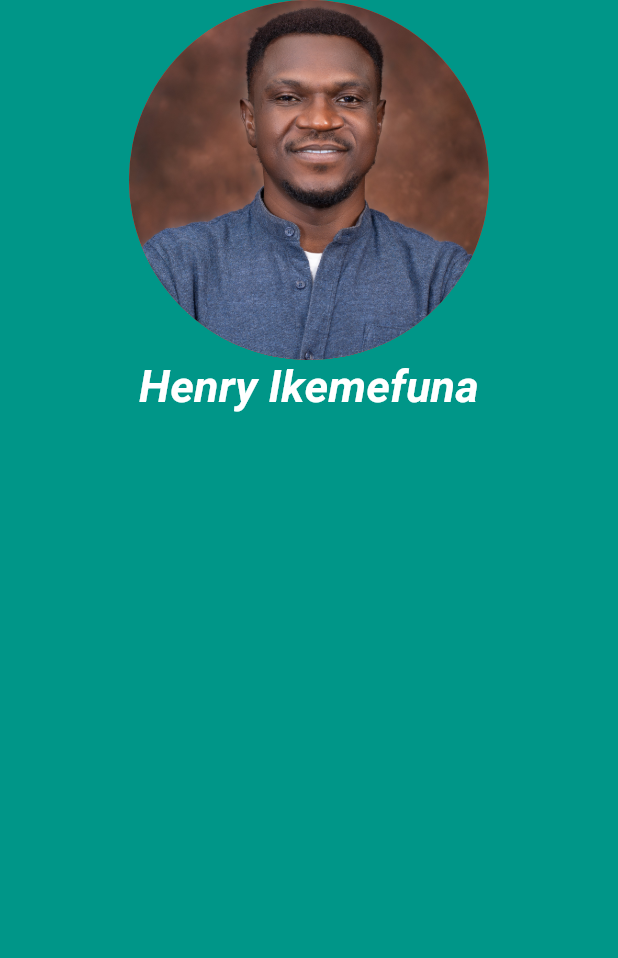
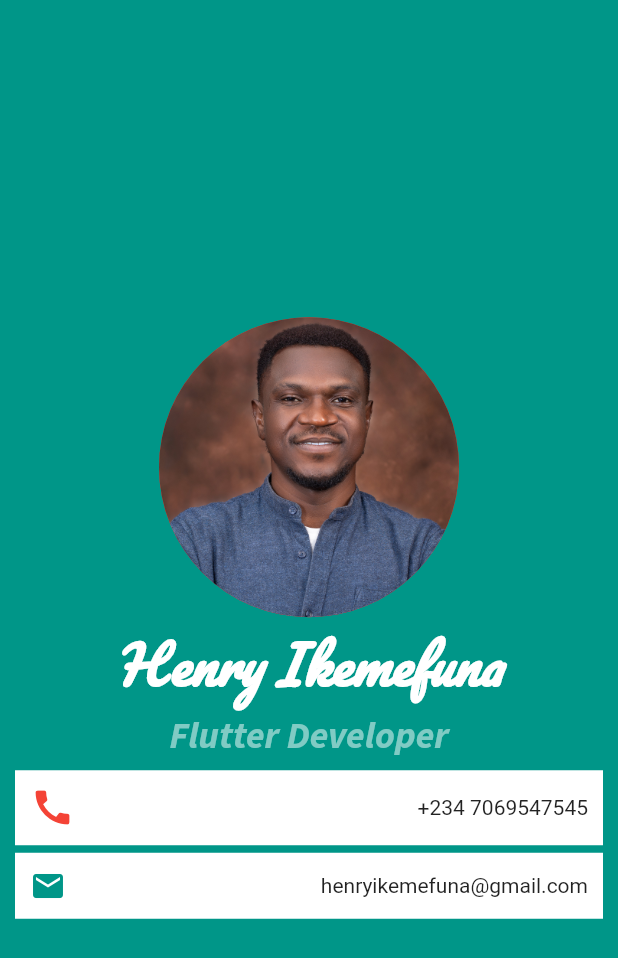
Before and after one commit to henry-dura/My-Details, a Flutter app: the screen it shows after launch, on a phone screen of 412 x 824 dp. Shown: the top 958 px of the screen. Run offline on Flutter 3.47's test engine with Material 2 defaults, Android fonts, the phone set to English and light mode, and no system bars.

Commit message:
Add contact details

```diff
--- a/lib/main.dart
+++ b/lib/main.dart
@@ -10,27 +10,71 @@ class Detail extends StatelessWidget {
   @override
   Widget build(BuildContext context) {
     return MaterialApp(
+      debugShowCheckedModeBanner: false,
       home: Scaffold(
           backgroundColor: Colors.teal,
           body: SafeArea(
               child: Column(
             crossAxisAlignment: CrossAxisAlignment.center,
+            mainAxisAlignment: MainAxisAlignment.center,
             children: [
               Container(
                 width: double.infinity,
               ),
               const CircleAvatar(
-                radius: 120,
+                radius: 100,
                 backgroundImage: AssetImage('images/passport.jpg'),
                 backgroundColor: Colors.red,
               ),
               const Text(
                 'Henry Ikemefuna',
                 style: TextStyle(
+                    fontFamily: 'Pacifico',
                     fontWeight: FontWeight.bold,
                     color: Colors.white,
-                    fontSize: 30,
+                    fontSize: 35,
                     fontStyle: FontStyle.italic),
+              ),
+              Text(
+                'Flutter Developer',
+                style: TextStyle(
+                  fontFamily: 'SourceSans',
+                  fontWeight: FontWeight.bold,
+                  color: Colors.teal.shade200,
+                  fontSize: 25,
+                  fontStyle: FontStyle.italic,
+                ),
+              ),
+              Container(
+                color: Colors.white,
+                padding: const EdgeInsets.all(10),
+                margin: const EdgeInsets.symmetric(vertical: 5, horizontal: 10),
+                child: Row(
+                  mainAxisAlignment: MainAxisAlignment.spaceBetween,
+                  children: const [
+                    Icon(
+                      Icons.call,
+                      color: Colors.red,
+                      size: 30,
+                    ),
+                    Text('+234 7069547545')
+                  ],
+                ),
+              ),
+              Container(
+                color: Colors.white,
+                margin: const EdgeInsets.symmetric(horizontal: 10),
+                padding: EdgeInsets.all(10),
+                child: Row(
+                  mainAxisAlignment: MainAxisAlignment.spaceBetween,
+                  children: const [
+                    Icon(
+                      Icons.mail,
+                      color: Colors.teal,
+                    ),
+                    Text('henryikemefuna@gmail.com')
+                  ],
+                ),
               )
             ],
           ))),
```
Also changed, not shown: pubspec.yaml (+8 -23 lines), fonts/Pacifico-Regular.ttf (added), fonts/SourceSans3-Italic-VariableFont_wght.ttf (added), fonts/SourceSans3-VariableFont_wght.ttf (added).
